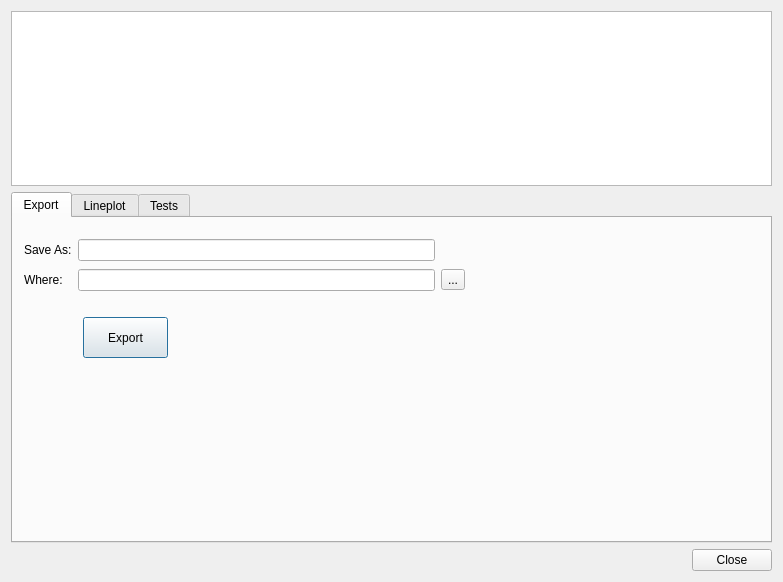
The window that interface/Ui_emExportDialog.ui (Marvin84/reg-gen) describes before a commit, drawn with Qt 5.
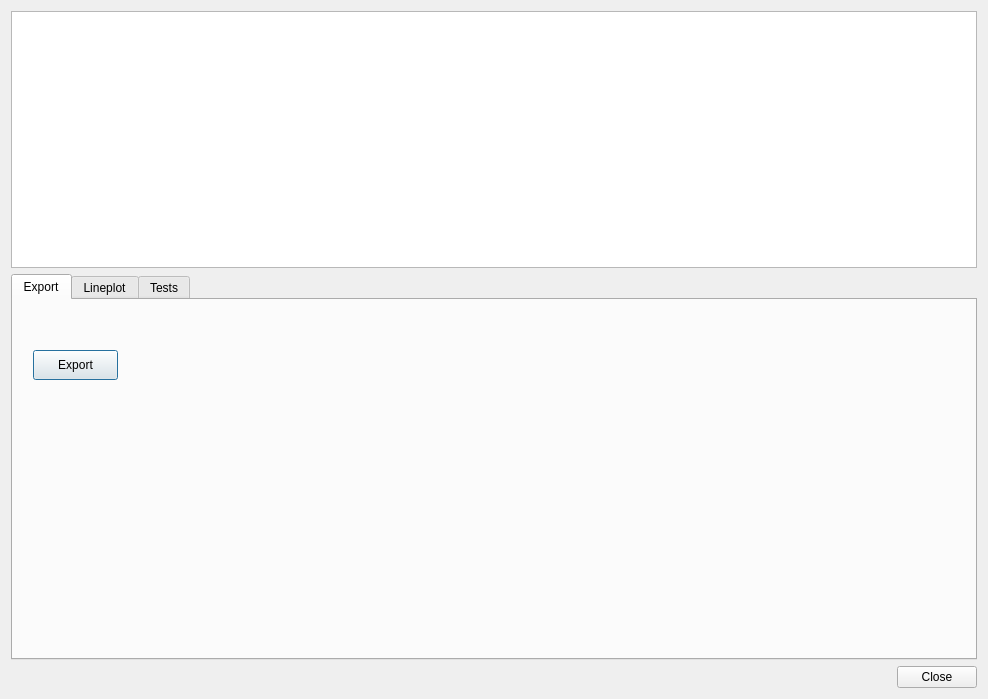
The same window after the commit. The open tabs and pages were chosen to show the change.

Commit message: export dialog for rgt-viz

```diff
--- a/interface/Ui_emExportDialog.ui
+++ b/interface/Ui_emExportDialog.ui
@@ -6,16 +6,22 @@
    <rect>
     <x>0</x>
     <y>0</y>
-    <width>783</width>
-    <height>582</height>
+    <width>988</width>
+    <height>699</height>
    </rect>
   </property>
   <property name="windowTitle">
    <string>Experimental Matrix Export</string>
   </property>
-  <layout class="QVBoxLayout" name="verticalLayout" stretch="1,2,0">
+  <layout class="QVBoxLayout" name="verticalLayout">
    <item>
     <widget class="QTableWidget" name="emExport">
+     <property name="sizePolicy">
+      <sizepolicy hsizetype="Expanding" vsizetype="Expanding">
+       <horstretch>0</horstretch>
+       <verstretch>2</verstretch>
+      </sizepolicy>
+     </property>
      <property name="verticalScrollMode">
       <enum>QAbstractItemView::ScrollPerPixel</enum>
      </property>
@@ -26,6 +32,12 @@
    </item>
    <item>
     <widget class="QTabWidget" name="tabWidget">
+     <property name="sizePolicy">
+      <sizepolicy hsizetype="Expanding" vsizetype="Expanding">
+       <horstretch>0</horstretch>
+       <verstretch>3</verstretch>
+      </sizepolicy>
+     </property>
      <property name="tabPosition">
       <enum>QTabWidget::North</enum>
      </property>
@@ -48,10 +60,10 @@
       <widget class="QPushButton" name="exportButton">
        <property name="geometry">
         <rect>
-         <x>70</x>
-         <y>99</y>
+         <x>20</x>
+         <y>50</y>
          <width>85</width>
-         <height>41</height>
+         <height>30</height>
         </rect>
        </property>
        <property name="sizePolicy">
@@ -64,78 +76,6 @@
         <string>Export</string>
        </property>
       </widget>
-      <widget class="QWidget" name="">
-       <property name="geometry">
-        <rect>
-         <x>11</x>
-         <y>20</y>
-         <width>441</width>
-         <height>71</height>
-        </rect>
-       </property>
-       <layout class="QFormLayout" name="formLayout">
-        <property name="fieldGrowthPolicy">
-         <enum>QFormLayout::AllNonFixedFieldsGrow</enum>
-        </property>
-        <item row="0" column="0">
-         <widget class="QLabel" name="label">
-          <property name="text">
-           <string>Save As:</string>
-          </property>
-         </widget>
-        </item>
-        <item row="0" column="1">
-         <layout class="QHBoxLayout" name="horizontalLayout_2">
-          <item>
-           <widget class="QLineEdit" name="SaveAsExport"/>
-          </item>
-          <item>
-           <spacer name="horizontalSpacer">
-            <property name="orientation">
-             <enum>Qt::Horizontal</enum>
-            </property>
-            <property name="sizeType">
-             <enum>QSizePolicy::Fixed</enum>
-            </property>
-            <property name="sizeHint" stdset="0">
-             <size>
-              <width>30</width>
-              <height>25</height>
-             </size>
-            </property>
-           </spacer>
-          </item>
-         </layout>
-        </item>
-        <item row="1" column="0">
-         <widget class="QLabel" name="label_2">
-          <property name="text">
-           <string>Where:</string>
-          </property>
-         </widget>
-        </item>
-        <item row="1" column="1">
-         <layout class="QHBoxLayout" name="horizontalLayout">
-          <item>
-           <widget class="QLineEdit" name="WhereExport"/>
-          </item>
-          <item>
-           <widget class="QToolButton" name="WhereBrowserExport">
-            <property name="text">
-             <string>...</string>
-            </property>
-            <property name="toolButtonStyle">
-             <enum>Qt::ToolButtonIconOnly</enum>
-            </property>
-            <property name="arrowType">
-             <enum>Qt::NoArrow</enum>
-            </property>
-           </widget>
-          </item>
-         </layout>
-        </item>
-       </layout>
-      </widget>
      </widget>
      <widget class="QWidget" name="Lineplot">
       <attribute name="title">
```
Left out of the diff: 208 changed lines with no effect on the pictures. The commit also changes 3 other files.
